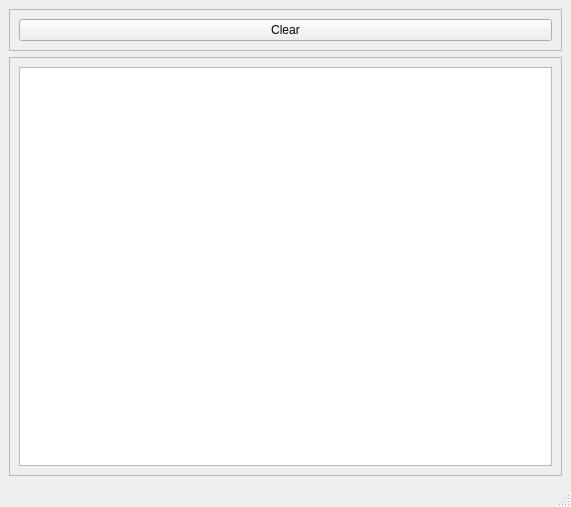
Before: the Qt Designer form layout.ui in HibernatingInsomniac/workout_tracker, drawn with Qt 5.
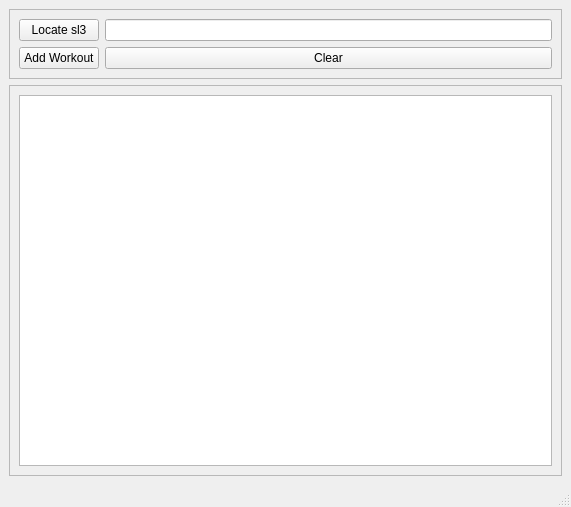
After: the same form once the commit is applied.

Commit message: Add sl3 location popout and load filename

The edit to the form file:
```diff
--- a/layout.ui
+++ b/layout.ui
@@ -25,6 +25,23 @@
       </property>
       <layout class="QGridLayout" name="gridLayout_2">
        <item row="0" column="0">
+        <widget class="QPushButton" name="pbLocateSl3">
+         <property name="text">
+          <string>Locate sl3</string>
+         </property>
+        </widget>
+       </item>
+       <item row="0" column="1">
+        <widget class="QLineEdit" name="leSl3Location"/>
+       </item>
+       <item row="1" column="0">
+        <widget class="QPushButton" name="pbAddWorkout">
+         <property name="text">
+          <string>Add Workout</string>
+         </property>
+        </widget>
+       </item>
+       <item row="1" column="1">
         <widget class="QPushButton" name="pbClearTable">
          <property name="text">
           <string>Clear</string>
```
The commit also changes 1 other file.
